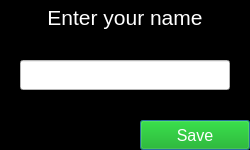
This is GUI/Dialog.ui in Gulkanyan/Pac-Man as Qt 5 draws it before an edit. The edited form follows.
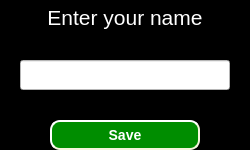
This is the edited form.

```diff
--- a/GUI/Dialog.ui
+++ b/GUI/Dialog.ui
@@ -19,20 +19,38 @@
   <widget class="QPushButton" name="pushButton">
    <property name="geometry">
     <rect>
-     <x>140</x>
+     <x>50</x>
      <y>120</y>
-     <width>110</width>
+     <width>150</width>
      <height>30</height>
     </rect>
    </property>
    <property name="font">
     <font>
-     <pointsize>12</pointsize>
+     <pointsize>-1</pointsize>
+     <weight>75</weight>
+     <italic>false</italic>
+     <bold>true</bold>
     </font>
    </property>
    <property name="styleSheet">
-    <string notr="true">background-color: rgb(0, 170, 0);
-color: rgb(255, 255, 255);</string>
+    <string notr="true">QPushButton{
+	color: rgb(255, 255, 255);
+	background-color: rgba(0, 200, 0, 180);
+    border-style: outset;
+    border-width: 2px;
+    border-radius: 10px;
+    border-color: beige;
+    font: bold 14px;
+    padding: 6px;
+}
+
+QPushButton::pressed 
+{
+	color: rgb(255, 255, 255);
+    background-color: rgba(0, 160, 0, 130);
+    border-style: inset;
+}</string>
    </property>
    <property name="text">
     <string>Save</string>
```
